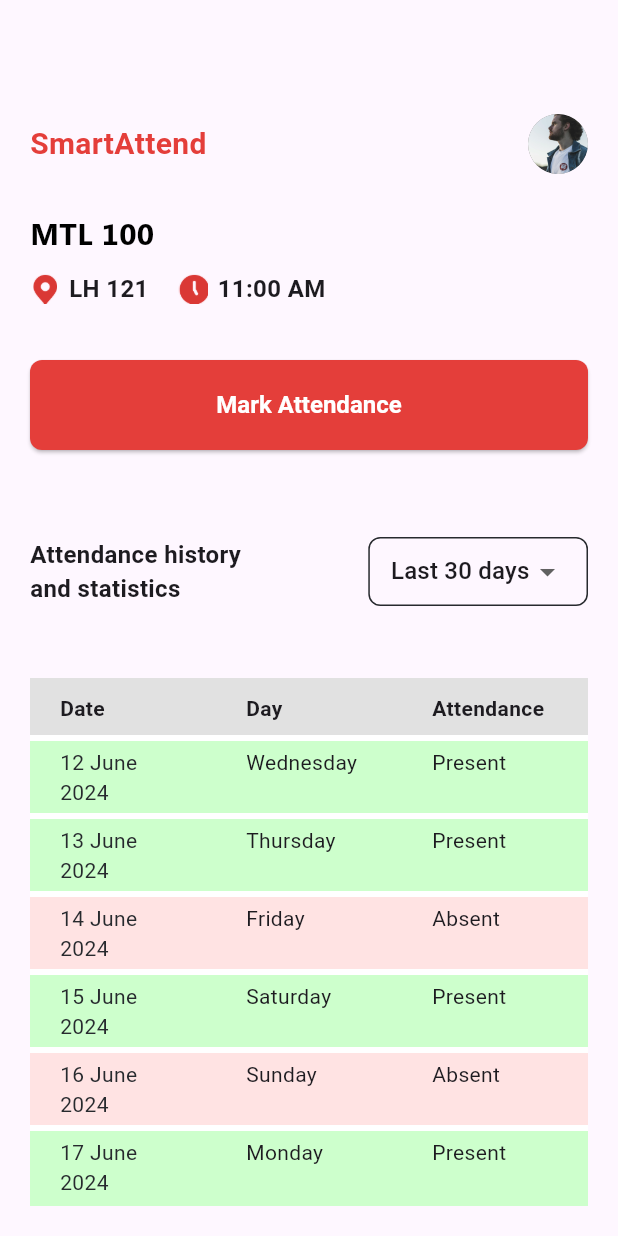
After one commit to tavindersingh/lucify_task, a Flutter app: the AttendanceDetailPage screen opened directly, on a phone screen of 412 x 824 dp. The commit adds this screen. Run offline on Flutter 3.47's test engine with Material 3 defaults, Android fonts, the phone set to English and light mode, and no system bars; our stand-ins replace google_fonts.

Commit message:
added attendance detail page

```diff
--- /dev/null
+++ b/frontend/smart_attend_app/lib/common/helpers/helper_functions.dart
@@ -0,0 +1,32 @@
+import 'package:flutter/material.dart';
+import 'package:intl/intl.dart';
+
+String getFormattedDate(DateTime date) {
+  return DateFormat('dd MMMM yyyy').format(date);
+}
+
+String getDay(DateTime date) {
+  return DateFormat.EEEE().format(date);
+}
+
+String getFormattedAttendanceStatus(String status) {
+  switch (status) {
+    case 'present':
+      return 'Present';
+    case 'absent':
+      return 'Absent';
+    default:
+      return status;
+  }
+}
+
+Color getBackgroundColor(String status) {
+  switch (status) {
+    case 'present':
+      return const Color(0xFFCDFFCC);
+    case 'absent':
+      return const Color(0xFFFFE3E3);
+    default:
+      return Colors.transparent;
+  }
+}
--- a/frontend/smart_attend_app/lib/common/helpers/sample_data.dart
+++ b/frontend/smart_attend_app/lib/common/helpers/sample_data.dart
@@ -1,3 +1,4 @@
+import 'package:smart_attend_app/features/attendance/domain/entities/attendance.dart';
 import 'package:smart_attend_app/features/courses/domain/entity/course.dart';
 
 class SampleData {
@@ -8,4 +9,31 @@ class SampleData {
     Course(id: '4', code: 'APL 100', isSelected: true),
     Course(id: '5', code: 'NEN 100'),
   ];
+
+  static List<Attendance> attendanceList = [
+    Attendance(
+      date: DateTime(2024, 06, 12),
+      status: 'present',
+    ),
+    Attendance(
+      date: DateTime(2024, 06, 13),
+      status: 'present',
+    ),
+    Attendance(
+      date: DateTime(2024, 06, 14),
+      status: 'absent',
+    ),
+    Attendance(
+      date: DateTime(2024, 06, 15),
+      status: 'present',
+    ),
+    Attendance(
+      date: DateTime(2024, 06, 16),
+      status: 'absent',
+    ),
+    Attendance(
+      date: DateTime(2024, 06, 17),
+      status: 'present',
+    ),
+  ];
 }
--- /dev/null
+++ b/frontend/smart_attend_app/lib/common/widgets/title.dart
@@ -0,0 +1,29 @@
+import 'package:flutter/material.dart';
+
+class AppTitle extends StatelessWidget {
+  final String text;
+  final double fontSize;
+  final Color color;
+  final FontWeight fontWeight;
+
+  const AppTitle({
+    super.key,
+    required this.text,
+    this.color = Colors.black,
+    this.fontSize = 20,
+    this.fontWeight = FontWeight.w400,
+  });
+
+  @override
+  Widget build(BuildContext context) {
+    return Text(
+      text,
+      style: TextStyle(
+        fontFamily: 'SegoeUI',
+        fontSize: fontSize,
+        color: color,
+        fontWeight: fontWeight,
+      ),
+    );
+  }
+}
--- /dev/null
+++ b/frontend/smart_attend_app/lib/features/attendance/domain/entities/attendance.dart
@@ -0,0 +1,9 @@
+class Attendance {
+  final DateTime date;
+  final String status;
+
+  Attendance({
+    required this.date,
+    required this.status,
+  });
+}
--- /dev/null
+++ b/frontend/smart_attend_app/lib/features/attendance/presentation/pages/attendance_detail_page.dart
@@ -0,0 +1,142 @@
+import 'package:flutter/material.dart';
+import 'package:smart_attend_app/common/widgets/my_app_bar.dart';
+import 'package:smart_attend_app/common/widgets/title.dart';
+import 'package:smart_attend_app/features/attendance/presentation/widgets/attendance_history_table.dart';
+
+class AttendanceDetailPage extends StatelessWidget {
+  const AttendanceDetailPage({super.key});
+
+  @override
+  Widget build(BuildContext context) {
+    return Scaffold(
+      body: Padding(
+        padding: const EdgeInsets.all(20),
+        child: Column(
+          crossAxisAlignment: CrossAxisAlignment.start,
+          children: [
+            const SizedBox(
+              height: 56,
+            ),
+            const MyAppBar(),
+            const SizedBox(
+              height: 24,
+            ),
+            const AppTitle(
+              text: 'MTL 100',
+              fontWeight: FontWeight.bold,
+            ),
+            const SizedBox(
+              height: 12,
+            ),
+            Row(
+              children: [
+                Row(
+                  children: [
+                    Image.asset(
+                      'assets/images/location.png',
+                      width: 20,
+                      height: 20,
+                    ),
+                    const SizedBox(
+                      width: 6,
+                    ),
+                    const Text(
+                      'LH 121',
+                      style: TextStyle(
+                        fontSize: 16,
+                        fontWeight: FontWeight.bold,
+                      ),
+                    ),
+                  ],
+                ),
+                const SizedBox(
+                  width: 20,
+                ),
+                Row(
+                  children: [
+                    Image.asset(
+                      'assets/images/clock.png',
+                      width: 20,
+                      height: 20,
+                    ),
+                    const SizedBox(
+                      width: 6,
+                    ),
+                    const Text(
+                      '11:00 AM',
+                      style: TextStyle(
+                        fontSize: 16,
+                        fontWeight: FontWeight.bold,
+                      ),
+                    ),
+                  ],
+                ),
+              ],
+            ),
+            const SizedBox(
+              height: 36,
+            ),
+            ElevatedButton(
+              onPressed: () {},
+              child: const Text('Mark Attendance'),
+            ),
+            const SizedBox(
+              height: 58,
+            ),
+            Row(
+              children: [
+                const Expanded(
+                  child: Text(
+                    'Attendance history\nand statistics',
+                    style: TextStyle(
+                      fontSize: 16,
+                      fontWeight: FontWeight.bold,
+                    ),
+                  ),
+                ),
+                Container(
+                  padding: const EdgeInsets.symmetric(
+                    horizontal: 14,
+                    vertical: 10,
+                  ),
+                  decoration: BoxDecoration(
+                    borderRadius: BorderRadius.circular(8),
+                    border: Border.all(
+                      color: const Color(0xFF272A2E),
+                      width: 1,
+                    ),
+                  ),
+                  child: DropdownButtonHideUnderline(
+                    child: DropdownButton(
+                      value: '30',
+                      isDense: true,
+                      items: const [
+                        DropdownMenuItem(
+                          value: '10',
+                          child: Text(
+                            'Last 10 days',
+                          ),
+                        ),
+                        DropdownMenuItem(
+                          value: '30',
+                          child: Text(
+                            'Last 30 days',
+                          ),
+                        ),
+                      ],
+                      onChanged: (value) {},
+                    ),
+                  ),
+                ),
+              ],
+            ),
+            const SizedBox(
+              height: 48,
+            ),
+            const AttendanceHistoryTable(),
+          ],
+        ),
+      ),
+    );
+  }
+}
--- /dev/null
+++ b/frontend/smart_attend_app/lib/features/attendance/presentation/widgets/attendance_history_table.dart
@@ -0,0 +1,119 @@
+import 'package:flutter/material.dart';
+import 'package:smart_attend_app/common/helpers/helper_functions.dart';
+import 'package:smart_attend_app/common/helpers/sample_data.dart';
+
+class AttendanceHistoryTable extends StatelessWidget {
+  const AttendanceHistoryTable({super.key});
+
+  @override
+  Widget build(BuildContext context) {
+    return Table(
+      border: const TableBorder(
+        horizontalInside: BorderSide(
+          width: 4,
+          color: Colors.white,
+        ),
+      ),
+      children: [
+        TableRow(
+          decoration: const BoxDecoration(
+            color: Color(0xFFE1E1E1),
+          ),
+          children: [
+            TableCell(
+              child: Container(
+                padding: const EdgeInsets.symmetric(
+                  horizontal: 20,
+                  vertical: 10,
+                ),
+                child: const Text(
+                  'Date',
+                  style: TextStyle(
+                    fontSize: 14,
+                    fontWeight: FontWeight.bold,
+                  ),
+                ),
+              ),
+            ),
+            TableCell(
+              child: Container(
+                padding: const EdgeInsets.symmetric(
+                  horizontal: 20,
+                  vertical: 10,
+                ),
+                child: const Text(
+                  'Day',
+                  style: TextStyle(
+                    fontSize: 14,
+                    fontWeight: FontWeight.bold,
+                  ),
+                ),
+              ),
+            ),
+            TableCell(
+              child: Container(
+                padding: const EdgeInsets.symmetric(
+                  horizontal: 20,
+                  vertical: 10,
+                ),
+                child: const Text(
+                  'Attendance',
+                  style: TextStyle(
+                    fontSize: 14,
+                    fontWeight: FontWeight.bold,
+                  ),
+                ),
+              ),
+            ),
+          ],
+        ),
+        ...SampleData.attendanceList.map(
+          (attendance) => TableRow(
+            decoration: BoxDecoration(
+              color: getBackgroundColor(attendance.status),
+            ),
+            children: [
+              TableCell(
+                child: Container(
+                  padding: const EdgeInsets.symmetric(
+                    horizontal: 20,
+                    vertical: 6,
+                  ),
+                  child: Text(
+                    getFormattedDate(attendance.date),
+                    style: const TextStyle(
+                      fontSize: 14,
+                      color: Color(0xFF272A2E),
+                    ),
+                  ),
+                ),
+              ),
+              TableCell(
+                child: Container(
+                  padding: const EdgeInsets.symmetric(
+                    horizontal: 20,
+                    vertical: 6,
+                  ),
+                  child: Text(
+                    getDay(attendance.date),
+                  ),
+                ),
+              ),
+              TableCell(
+                child: Container(
+                  padding: const EdgeInsets.symmetric(
+                    horizontal: 20,
+                    vertical: 6,
+                  ),
+                  child: Text(
+                    getFormattedAttendanceStatus(attendance.status),
+                  ),
+                ),
+              ),
+            ],
+          ),
+        )
+      ],
+    );
+  }
+}
--- a/frontend/smart_attend_app/lib/features/courses/presentation/pages/courses_list_page.dart
+++ b/frontend/smart_attend_app/lib/features/courses/presentation/pages/courses_list_page.dart
@@ -1,6 +1,7 @@
 import 'package:flutter/material.dart';
 import 'package:smart_attend_app/common/helpers/sample_data.dart';
 import 'package:smart_attend_app/common/widgets/my_app_bar.dart';
+import 'package:smart_attend_app/features/attendance/presentation/pages/attendance_detail_page.dart';
 import 'package:smart_attend_app/features/courses/presentation/widgets/course_list_item.dart';
 
 class CoursesListPage extends StatelessWidget {
@@ -36,6 +37,10 @@ class CoursesListPage extends StatelessWidget {
                 children: [
                   CourseListItem(
                     course: course,
+                    onItemClick: (course) {
+                      Navigator.of(context).push(MaterialPageRoute(
+                          builder: (_) => const AttendanceDetailPage()));
+                    },
                   ),
                   const SizedBox(
                     height: 12,
--- a/frontend/smart_attend_app/lib/features/courses/presentation/widgets/course_list_item.dart
+++ b/frontend/smart_attend_app/lib/features/courses/presentation/widgets/course_list_item.dart
@@ -3,21 +3,28 @@ import 'package:smart_attend_app/features/courses/domain/entity/course.dart';
 
 class CourseListItem extends StatelessWidget {
   final Course course;
+  final void Function(Course course) onItemClick;
 
   const CourseListItem({
     super.key,
     required this.course,
+    required this.onItemClick,
   });
 
   @override
   Widget build(BuildContext context) {
-    return Container(
+    return GestureDetector(
+      onTap: () {
+        onItemClick(course);
+      },
+      child: Container(
         padding: const EdgeInsets.symmetric(
           horizontal: 20,
           vertical: 14,
         ),
         decoration: BoxDecoration(
-        color: course.isSelected ? const Color(0xFFCDFFCC) : Colors.transparent,
+          color:
+              course.isSelected ? const Color(0xFFCDFFCC) : Colors.transparent,
           borderRadius: BorderRadius.circular(8),
           border: Border.all(
             width: 1,
@@ -48,6 +55,7 @@ class CourseListItem extends StatelessWidget {
                 : const SizedBox()
           ],
         ),
+      ),
     );
   }
 }
```
Also changed, not shown: frontend/smart_attend_app/pubspec.yaml (+10 -1 lines), frontend/smart_attend_app/assets/fonts/Segoe_UI.ttf (added), frontend/smart_attend_app/assets/fonts/Segoe_UI_Bold.ttf (added), frontend/smart_attend_app/assets/fonts/Segoe_UI_Bold_Italic.ttf (added), frontend/smart_attend_app/assets/fonts/Segoe_UI_Italic.ttf (added), frontend/smart_attend_app/assets/images/clock.png (added), frontend/smart_attend_app/assets/images/location.png (added), frontend/smart_attend_app/pubspec.lock. Lines whose indentation alone changed are shown as unchanged.
